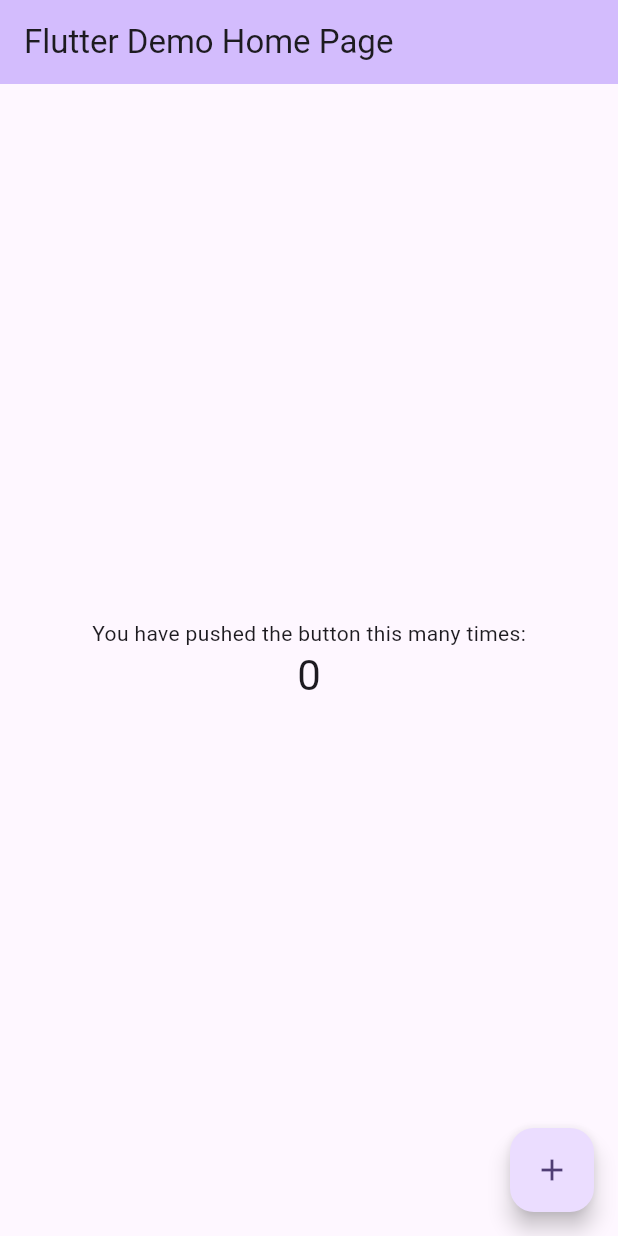
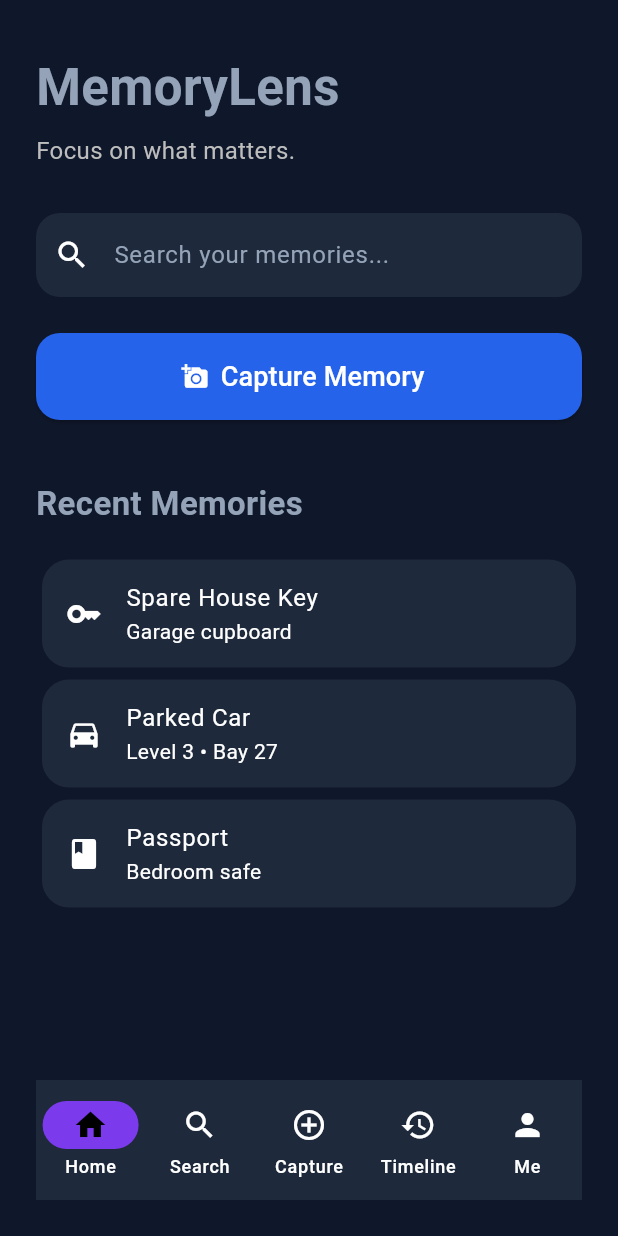
Before and after one commit to TGNman1975/memorylens-app, a Flutter app: the screen it shows after launch, on a phone screen of 412 x 824 dp. Run offline on Flutter 3.47's test engine with Material 3 defaults, Android fonts, the phone set to English and light mode, and no system bars; our stand-ins replace image_picker.

Commit message:
Project structure and branded home screen

```diff
--- a/lib/main.dart
+++ b/lib/main.dart
@@ -1,122 +1,22 @@
 import 'package:flutter/material.dart';
 
+import 'theme/app_theme.dart';
+import 'screens/home_screen.dart';
+
 void main() {
-  runApp(const MyApp());
+  runApp(const MemoryLensApp());
 }
 
-class MyApp extends StatelessWidget {
-  const MyApp({super.key});
+class MemoryLensApp extends StatelessWidget {
+  const MemoryLensApp({super.key});
 
-  // This widget is the root of your application.
   @override
   Widget build(BuildContext context) {
     return MaterialApp(
-      title: 'Flutter Demo',
-      theme: ThemeData(
-        // This is the theme of your application.
-        //
-        // TRY THIS: Try running your application with "flutter run". You'll see
-        // the application has a purple toolbar. Then, without quitting the app,
-        // try changing the seedColor in the colorScheme below to Colors.green
-        // and then invoke "hot reload" (save your changes or press the "hot
-        // reload" button in a Flutter-supported IDE, or press "r" if you used
-        // the command line to start the app).
-        //
-        // Notice that the counter didn't reset back to zero; the application
-        // state is not lost during the reload. To reset the state, use hot
-        // restart instead.
-        //
-        // This works for code too, not just values: Most code changes can be
-        // tested with just a hot reload.
-        colorScheme: .fromSeed(seedColor: Colors.deepPurple),
-      ),
-      home: const MyHomePage(title: 'Flutter Demo Home Page'),
+      title: 'MemoryLens',
+      debugShowCheckedModeBanner: false,
+      theme: AppTheme.darkTheme,
+      home: const HomeScreen(),
     );
   }
 }
-
-class MyHomePage extends StatefulWidget {
-  const MyHomePage({super.key, required this.title});
-
-  // This widget is the home page of your application. It is stateful, meaning
-  // that it has a State object (defined below) that contains fields that affect
-  // how it looks.
-
-  // This class is the configuration for the state. It holds the values (in this
-  // case the title) provided by the parent (in this case the App widget) and
-  // used by the build method of the State. Fields in a Widget subclass are
-  // always marked "final".
-
-  final String title;
-
-  @override
-  State<MyHomePage> createState() => _MyHomePageState();
-}
-
-class _MyHomePageState extends State<MyHomePage> {
-  int _counter = 0;
-
-  void _incrementCounter() {
-    setState(() {
-      // This call to setState tells the Flutter framework that something has
-      // changed in this State, which causes it to rerun the build method below
-      // so that the display can reflect the updated values. If we changed
-      // _counter without calling setState(), then the build method would not be
-      // called again, and so nothing would appear to happen.
-      _counter++;
-    });
-  }
-
-  @override
-  Widget build(BuildContext context) {
-    // This method is rerun every time setState is called, for instance as done
-    // by the _incrementCounter method above.
-    //
-    // The Flutter framework has been optimized to make rerunning build methods
-    // fast, so that you can just rebuild anything that needs updating rather
-    // than having to individually change instances of widgets.
-    return Scaffold(
-      appBar: AppBar(
-        // TRY THIS: Try changing the color here to a specific color (to
-        // Colors.amber, perhaps?) and trigger a hot reload to see the AppBar
-        // change color while the other colors stay the same.
-        backgroundColor: Theme.of(context).colorScheme.inversePrimary,
-        // Here we take the value from the MyHomePage object that was created by
-        // the App.build method, and use it to set our appbar title.
-        title: Text(widget.title),
-      ),
-      body: Center(
-        // Center is a layout widget. It takes a single child and positions it
-        // in the middle of the parent.
-        child: Column(
-          // Column is also a layout widget. It takes a list of children and
-          // arranges them vertically. By default, it sizes itself to fit its
-          // children horizontally, and tries to be as tall as its parent.
-          //
-          // Column has various properties to control how it sizes itself and
-          // how it positions its children. Here we use mainAxisAlignment to
-          // center the children vertically; the main axis here is the vertical
-          // axis because Columns are vertical (the cross axis would be
-          // horizontal).
-          //
-          // TRY THIS: Invoke "debug painting" (choose the "Toggle Debug Paint"
-          // action in the IDE, or press "p" in the console), to see the
-          // wireframe for each widget.
-          mainAxisAlignment: .center,
-          children: [
-            const Text('You have pushed the button this many times:'),
-            Text(
-              '$_counter',
-              style: Theme.of(context).textTheme.headlineMedium,
-            ),
-          ],
-        ),
-      ),
-      floatingActionButton: FloatingActionButton(
-        onPressed: _incrementCounter,
-        tooltip: 'Increment',
-        child: const Icon(Icons.add),
-      ),
-    );
-  }
-}
--- /dev/null
+++ b/lib/models/memory.dart
@@ -0,0 +1,9 @@
+class Memory {
+  final String title;
+  final String? imagePath;
+
+  Memory({
+    required this.title,
+    this.imagePath,
+  });
+}
--- /dev/null
+++ b/lib/screens/home_screen.dart
@@ -0,0 +1,134 @@
+import 'package:flutter/material.dart';
+
+class HomeScreen extends StatelessWidget {
+  const HomeScreen({super.key});
+
+  @override
+  Widget build(BuildContext context) {
+    return Scaffold(
+      body: SafeArea(
+        child: Padding(
+          padding: const EdgeInsets.all(24),
+          child: Column(
+            crossAxisAlignment: CrossAxisAlignment.start,
+            children: [
+
+              const SizedBox(height: 10),
+
+              const Text(
+                "MemoryLens",
+                style: TextStyle(
+                  fontSize: 34,
+                  fontWeight: FontWeight.bold,
+                ),
+              ),
+
+              const SizedBox(height: 6),
+
+              Text(
+                "Focus on what matters.",
+                style: TextStyle(
+                  fontSize: 16,
+                  color: Colors.grey.shade400,
+                ),
+              ),
+
+              const SizedBox(height: 30),
+
+              TextField(
+                decoration: InputDecoration(
+                  hintText: "Search your memories...",
+                  prefixIcon: const Icon(Icons.search),
+                ),
+              ),
+
+              const SizedBox(height: 24),
+
+              SizedBox(
+                width: double.infinity,
+                height: 58,
+                child: ElevatedButton.icon(
+                  onPressed: () {},
+                  icon: const Icon(Icons.add_a_photo),
+                  label: const Text(
+                    "Capture Memory",
+                    style: TextStyle(fontSize: 18),
+                  ),
+                ),
+              ),
+
+              const SizedBox(height: 40),
+
+              const Text(
+                "Recent Memories",
+                style: TextStyle(
+                  fontSize: 22,
+                  fontWeight: FontWeight.bold,
+                ),
+              ),
+
+              const SizedBox(height: 18),
+
+              Card(
+                child: ListTile(
+                  leading: const Icon(Icons.key),
+                  title: const Text("Spare House Key"),
+                  subtitle: const Text("Garage cupboard"),
+                ),
+              ),
+
+              Card(
+                child: ListTile(
+                  leading: const Icon(Icons.directions_car),
+                  title: const Text("Parked Car"),
+                  subtitle: const Text("Level 3 • Bay 27"),
+                ),
+              ),
+
+              Card(
+                child: ListTile(
+                  leading: const Icon(Icons.book),
+                  title: const Text("Passport"),
+                  subtitle: const Text("Bedroom safe"),
+                ),
+              ),
+
+              const Spacer(),
+
+              NavigationBar(
+                selectedIndex: 0,
+                destinations: const [
+
+                  NavigationDestination(
+                    icon: Icon(Icons.home),
+                    label: "Home",
+                  ),
+
+                  NavigationDestination(
+                    icon: Icon(Icons.search),
+                    label: "Search",
+                  ),
+
+                  NavigationDestination(
+                    icon: Icon(Icons.add_circle_outline),
+                    label: "Capture",
+                  ),
+
+                  NavigationDestination(
+                    icon: Icon(Icons.history),
+                    label: "Timeline",
+                  ),
+
+                  NavigationDestination(
+                    icon: Icon(Icons.person),
+                    label: "Me",
+                  ),
+                ],
+              ),
+            ],
+          ),
+        ),
+      ),
+    );
+  }
+}
--- /dev/null
+++ b/lib/services/camera_service.dart
@@ -0,0 +1,18 @@
+import 'dart:io';
+
+import 'package:image_picker/image_picker.dart';
+
+class CameraService {
+  final ImagePicker _picker = ImagePicker();
+
+  Future<File?> captureImage() async {
+    final XFile? image = await _picker.pickImage(
+      source: ImageSource.camera,
+      imageQuality: 85,
+    );
+
+    if (image == null) return null;
+
+    return File(image.path);
+  }
+}
--- /dev/null
+++ b/lib/theme/app_theme.dart
@@ -0,0 +1,77 @@
+import 'package:flutter/material.dart';
+
+class AppTheme {
+  static ThemeData darkTheme = ThemeData(
+    useMaterial3: true,
+
+    brightness: Brightness.dark,
+
+    scaffoldBackgroundColor: const Color(0xFF0F172A),
+
+    colorScheme: const ColorScheme.dark(
+      primary: Color(0xFF2563EB),
+      secondary: Color(0xFF7C3AED),
+      surface: Color(0xFF1E293B),
+    ),
+
+    appBarTheme: const AppBarTheme(
+      backgroundColor: Color(0xFF0F172A),
+      elevation: 0,
+      centerTitle: false,
+    ),
+
+    cardTheme: CardThemeData(
+      color: const Color(0xFF1E293B),
+      elevation: 0,
+      shape: RoundedRectangleBorder(
+        borderRadius: BorderRadius.circular(18),
+      ),
+    ),
+
+    elevatedButtonTheme: ElevatedButtonThemeData(
+      style: ElevatedButton.styleFrom(
+        backgroundColor: const Color(0xFF2563EB),
+        foregroundColor: Colors.white,
+        minimumSize: const Size(double.infinity, 56),
+        shape: RoundedRectangleBorder(
+          borderRadius: BorderRadius.circular(16),
+        ),
+      ),
+    ),
+
+    inputDecorationTheme: InputDecorationTheme(
+      filled: true,
+      fillColor: const Color(0xFF1E293B),
+      border: OutlineInputBorder(
+        borderRadius: BorderRadius.circular(16),
+        borderSide: BorderSide.none,
+      ),
+      hintStyle: const TextStyle(
+        color: Color(0xFF94A3B8),
+      ),
+    ),
+
+    textTheme: const TextTheme(
+      headlineMedium: TextStyle(
+        fontSize: 28,
+        fontWeight: FontWeight.bold,
+        color: Colors.white,
+      ),
+
+      titleLarge: TextStyle(
+        fontSize: 20,
+        fontWeight: FontWeight.w600,
+      ),
+
+      bodyLarge: TextStyle(
+        fontSize: 16,
+        color: Color(0xFFCBD5E1),
+      ),
+
+      bodyMedium: TextStyle(
+        fontSize: 14,
+        color: Color(0xFF94A3B8),
+      ),
+    ),
+  );
+}
--- a/pubspec.yaml
+++ b/pubspec.yaml
@@ -34,6 +34,7 @@ dependencies:
   # The following adds the Cupertino Icons font to your application.
   # Use with the CupertinoIcons class for iOS style icons.
   cupertino_icons: ^1.0.8
+  image_picker: ^1.2.3
 
 dev_dependencies:
   flutter_test:
```
Also changed, not shown: pubspec.lock, 6 other files.
